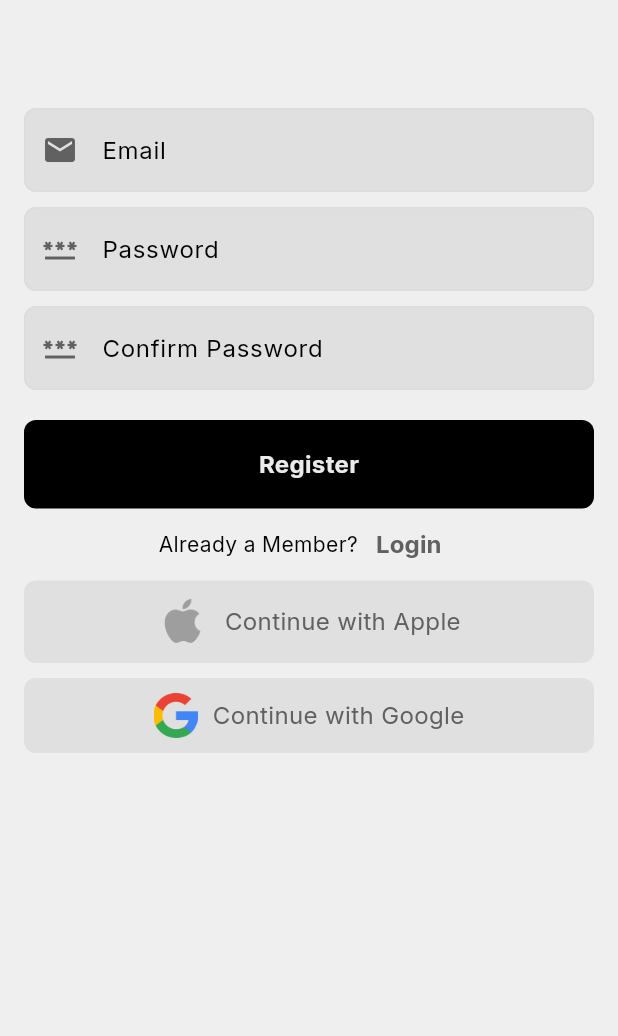
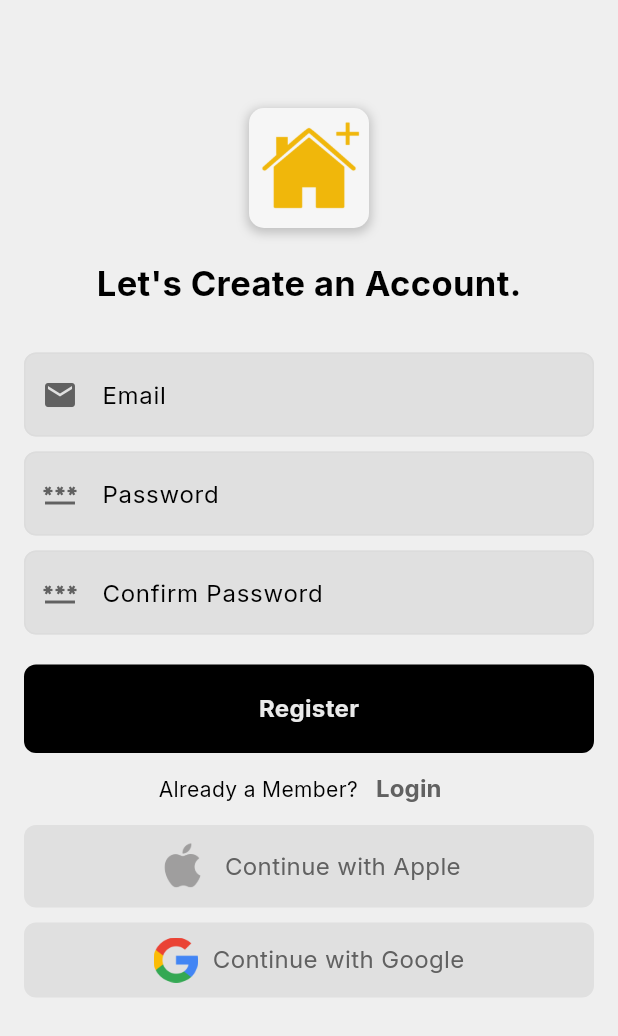
Before and after one commit to dineshxo/home_care, a Flutter app: the screen it shows after launch, after a tap on "Register", on a phone screen of 412 x 824 dp. Shown: the top 1036 px of the screen. Run offline on Flutter 3.47's test engine with Material 3 defaults, Android fonts, the phone set to English and light mode, and no system bars; our stand-ins replace cloud_firestore, firebase_auth, firebase_core, google_fonts; accounts and stored records are empty; network calls fail.

Commit message:
ui : register / login pages

```diff
--- a/lib/screens/login.dart
+++ b/lib/screens/login.dart
@@ -30,12 +30,47 @@ class _LoginState extends State<Login> {
   Widget build(BuildContext context) {
     double screenHeight = MediaQuery.of(context).size.height;
     return Scaffold(
-      appBar: AppBar(),
       backgroundColor: Theme.of(context).colorScheme.surface,
       body: Padding(
         padding: const EdgeInsets.all(16.0),
+        child: Center(
+          child: SingleChildScrollView(
             child: Column(
+              mainAxisAlignment: MainAxisAlignment.center,
               children: [
+                Container(
+                  decoration: BoxDecoration(
+                    boxShadow: [
+                      BoxShadow(
+                        color: Colors.black
+                            .withOpacity(0.2), // Shadow color with opacity
+                        spreadRadius: 1, // The spread radius
+                        blurRadius: 5, // The blur radius
+                        offset: const Offset(0, 2), // Offset for the shadow
+                      ),
+                    ],
+                    borderRadius:
+                        BorderRadius.circular(10), // Match the borderRadius
+                  ),
+                  child: ClipRRect(
+                    borderRadius: BorderRadius.circular(10),
+                    child: Image.asset(
+                      'images/logo.png',
+                      fit: BoxFit.cover,
+                      height: 80,
+                    ),
+                  ),
+                ),
+                const SizedBox(
+                  height: 30,
+                ),
+                const Text(
+                  'Welcome to Home Care !',
+                  style: TextStyle(fontSize: 23, fontWeight: FontWeight.bold),
+                ),
+                const SizedBox(
+                  height: 30,
+                ),
                 TextInputField(
                     controller: _emailController,
                     labelText: 'Email',
@@ -72,7 +107,8 @@ class _LoginState extends State<Login> {
                           style: TextStyle(
                               fontWeight: FontWeight.bold,
                               fontSize: 16,
-                          color: Theme.of(context).colorScheme.inversePrimary),
+                              color:
+                                  Theme.of(context).colorScheme.inversePrimary),
                         ))
                   ],
                 ),
@@ -99,7 +135,9 @@ class _LoginState extends State<Login> {
                           Text(
                             "Continue with Apple",
                             style: TextStyle(
-                            color: Theme.of(context).colorScheme.inversePrimary,
+                                color: Theme.of(context)
+                                    .colorScheme
+                                    .inversePrimary,
                                 fontSize: 16),
                           ),
                         ],
@@ -127,7 +165,9 @@ class _LoginState extends State<Login> {
                           Text(
                             "Continue with Google",
                             style: TextStyle(
-                            color: Theme.of(context).colorScheme.inversePrimary,
+                                color: Theme.of(context)
+                                    .colorScheme
+                                    .inversePrimary,
                                 fontSize: 16),
                           ),
                         ],
@@ -138,6 +178,8 @@ class _LoginState extends State<Login> {
               ],
             ),
           ),
+        ),
+      ),
     );
   }
 }
--- a/lib/screens/register.dart
+++ b/lib/screens/register.dart
@@ -68,8 +68,44 @@ class _RegisterState extends State<Register> {
       backgroundColor: Theme.of(context).colorScheme.surface,
       body: Padding(
         padding: const EdgeInsets.all(16.0),
+        child: SingleChildScrollView(
+          child: Center(
             child: Column(
+              mainAxisAlignment: MainAxisAlignment.center,
               children: [
+                Container(
+                  decoration: BoxDecoration(
+                    boxShadow: [
+                      BoxShadow(
+                        color: Colors.black
+                            .withOpacity(0.2), // Shadow color with opacity
+                        spreadRadius: 1, // The spread radius
+                        blurRadius: 5, // The blur radius
+                        offset: const Offset(0, 2), // Offset for the shadow
+                      ),
+                    ],
+                    borderRadius:
+                        BorderRadius.circular(10), // Match the borderRadius
+                  ),
+                  child: ClipRRect(
+                    borderRadius: BorderRadius.circular(10),
+                    child: Image.asset(
+                      'images/logo.png',
+                      fit: BoxFit.cover,
+                      height: 80,
+                    ),
+                  ),
+                ),
+                const SizedBox(
+                  height: 20,
+                ),
+                const Text(
+                  'Let\'s Create an Account.',
+                  style: TextStyle(fontSize: 23, fontWeight: FontWeight.bold),
+                ),
+                const SizedBox(
+                  height: 30,
+                ),
                 TextInputField(
                   controller: _emailController,
                   labelText: 'Email',
@@ -138,7 +174,9 @@ class _RegisterState extends State<Register> {
                           Text(
                             "Continue with Apple",
                             style: TextStyle(
-                            color: Theme.of(context).colorScheme.inversePrimary,
+                                color: Theme.of(context)
+                                    .colorScheme
+                                    .inversePrimary,
                                 fontSize: 16),
                           ),
                         ],
@@ -166,7 +204,9 @@ class _RegisterState extends State<Register> {
                           Text(
                             "Continue with Google",
                             style: TextStyle(
-                            color: Theme.of(context).colorScheme.inversePrimary,
+                                color: Theme.of(context)
+                                    .colorScheme
+                                    .inversePrimary,
                                 fontSize: 16),
                           ),
                         ],
@@ -177,6 +217,8 @@ class _RegisterState extends State<Register> {
               ],
             ),
           ),
+        ),
+      ),
     );
   }
 }
--- a/pubspec.yaml
+++ b/pubspec.yaml
@@ -70,6 +70,7 @@ flutter:
     - images/ac.png
     - images/speaker.png
     - images/apple.png
+    - images/logo.png
 
   # An image asset can refer to one or more resolution-specific "variants", see
   # https://flutter.dev/assets-and-images/#resolution-aware
```
Also changed, not shown: images/logo.png (added). Lines whose indentation alone changed are shown as unchanged.
